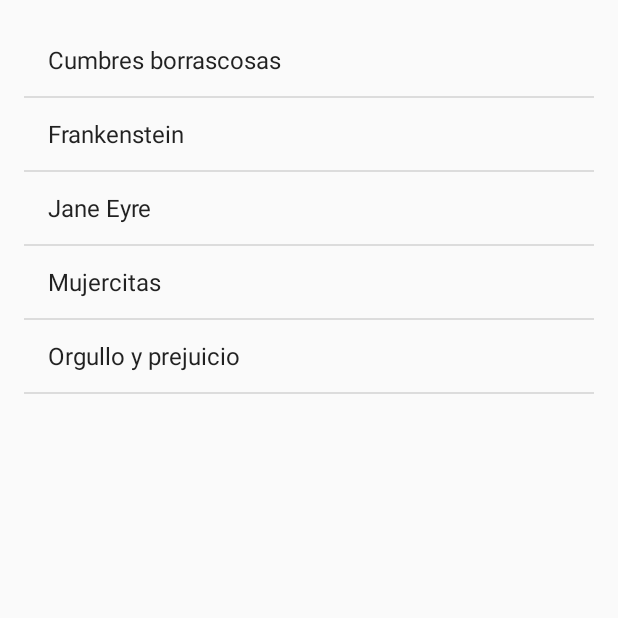
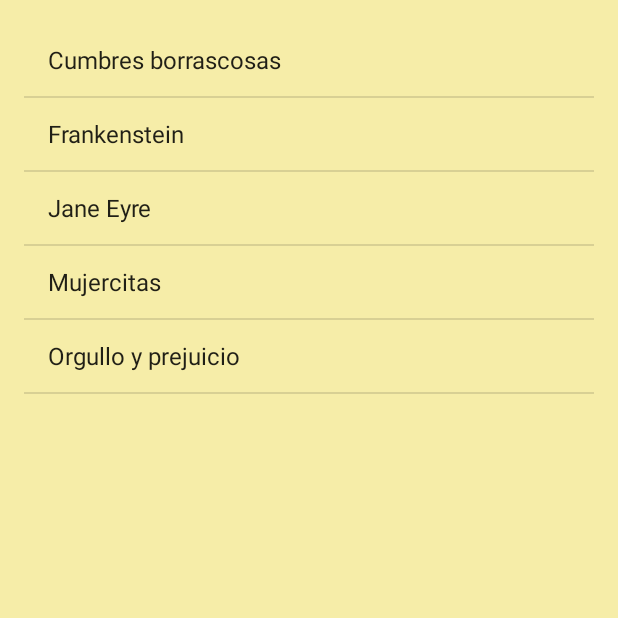
Before and after one commit to Federco1/WorldBook, an Android app: the MiBibliotecaActivity screen opened directly, with no data from a screen before it, on a phone screen of 412 x 824 dp, the top half of it. Run offline under Robolectric (Android 15) with nearby library versions, the phone set to English and light mode, and no system bars.

```diff
--- a/app/src/main/res/layout/activity_mi_biblioteca.xml
+++ b/app/src/main/res/layout/activity_mi_biblioteca.xml
@@ -4,6 +4,7 @@
     xmlns:tools="http://schemas.android.com/tools"
     android:layout_width="match_parent"
     android:layout_height="match_parent"
+    android:background="@color/vainilla"
     tools:context=".MiBibliotecaActivity">
 
     <ListView
```
